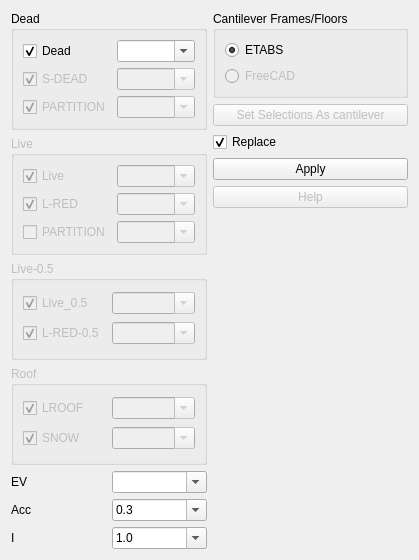
First picture: the form in widgets/assign/assign_ev.ui, repository ebrahimraeyat/civilTools, before the edit.
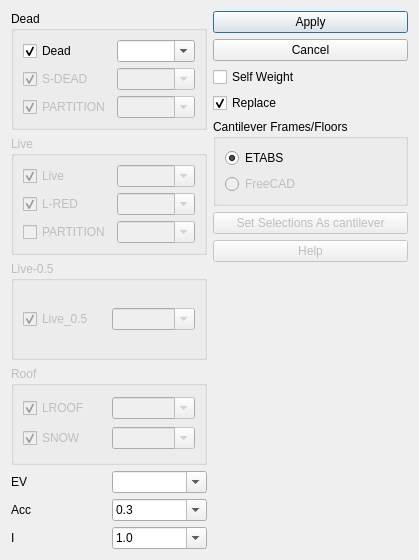
Second picture: the form after the edit. Icons and pictures are not drawn.

Commit message: Adding self weight for vertical seismic load

Patch:
```diff
--- a/widgets/assign/assign_ev.ui
+++ b/widgets/assign/assign_ev.ui
@@ -176,13 +176,6 @@
           </property>
          </widget>
         </item>
-        <item row="1" column="1">
-         <widget class="QComboBox" name="lred5_combobox">
-          <property name="editable">
-           <bool>true</bool>
-          </property>
-         </widget>
-        </item>
         <item row="0" column="0">
          <widget class="QCheckBox" name="checkBox_5">
           <property name="enabled">
@@ -196,19 +189,6 @@
           </property>
          </widget>
         </item>
-        <item row="1" column="0">
-         <widget class="QCheckBox" name="lred5_checkbox">
-          <property name="enabled">
-           <bool>false</bool>
-          </property>
-          <property name="text">
-           <string>L-RED-0.5</string>
-          </property>
-          <property name="checked">
-           <bool>true</bool>
-          </property>
-         </widget>
-        </item>
        </layout>
       </widget>
      </item>
@@ -368,6 +348,60 @@
    </item>
    <item>
     <layout class="QVBoxLayout" name="verticalLayout_2">
+     <item>
+      <widget class="QPushButton" name="export_to_etabs_button">
+       <property name="toolTip">
+        <string>Export Selected Load Combinations To ETABS Model</string>
+       </property>
+       <property name="text">
+        <string>Apply</string>
+       </property>
+       <property name="icon">
+        <iconset resource="../../civiltools.qrc">
+         <normaloff>:/civiltools/images/etabs.png</normaloff>:/civiltools/images/etabs.png</iconset>
+       </property>
+      </widget>
+     </item>
+     <item>
+      <widget class="QPushButton" name="cancel_button">
+       <property name="toolTip">
+        <string>Export Selected Load Combinations To ETABS Model</string>
+       </property>
+       <property name="text">
+        <string>Cancel</string>
+       </property>
+       <property name="icon">
+        <iconset resource="../../civiltools.qrc">
+         <normaloff>:/civiltools/images/cancel.svg</normaloff>:/civiltools/images/cancel.svg</iconset>
+       </property>
+      </widget>
+     </item>
+     <item>
+      <widget class="QCheckBox" name="self_weight">
+       <property name="enabled">
+        <bool>true</bool>
+       </property>
+       <property name="text">
+        <string>Self Weight</string>
+       </property>
+       <property name="checked">
+        <bool>false</bool>
+       </property>
+      </widget>
+     </item>
+     <item>
+      <widget class="QCheckBox" name="replace">
+       <property name="enabled">
+        <bool>true</bool>
+       </property>
+       <property name="text">
+        <string>Replace</string>
+       </property>
+       <property name="checked">
+        <bool>true</bool>
+       </property>
+      </widget>
+     </item>
      <item>
       <widget class="QGroupBox" name="groupBox_5">
        <property name="title">
@@ -422,33 +456,6 @@
        </property>
       </widget>
      </item>
-     <item>
-      <widget class="QCheckBox" name="replace">
-       <property name="enabled">
-        <bool>true</bool>
-       </property>
-       <property name="text">
-        <string>Replace</string>
-       </property>
-       <property name="checked">
-        <bool>true</bool>
-       </property>
-      </widget>
-     </item>
-     <item>
-      <widget class="QPushButton" name="export_to_etabs_button">
-       <property name="toolTip">
-        <string>Export Selected Load Combinations To ETABS Model</string>
-       </property>
-       <property name="text">
-        <string>Apply</string>
-       </property>
-       <property name="icon">
-        <iconset resource="../../civiltools.qrc">
-         <normaloff>:/civiltools/images/etabs.png</normaloff>:/civiltools/images/etabs.png</iconset>
-       </property>
-      </widget>
-     </item>
      <item>
       <widget class="QPushButton" name="help">
        <property name="enabled">
```
The commit also changes 1 other file.
